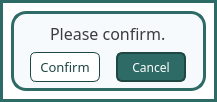
karlito20/AdoraFlowProject, file ui/confirm_dialog.ui: the form before one commit.
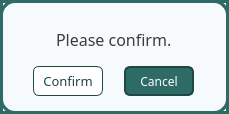
The form after the commit.

```diff
--- a/ui/confirm_dialog.ui
+++ b/ui/confirm_dialog.ui
@@ -9,8 +9,8 @@
    <rect>
     <x>0</x>
     <y>0</y>
-    <width>217</width>
-    <height>102</height>
+    <width>229</width>
+    <height>114</height>
    </rect>
   </property>
   <property name="palette">
@@ -494,6 +494,18 @@
    <bool>true</bool>
   </property>
   <layout class="QVBoxLayout" name="verticalLayout">
+   <property name="leftMargin">
+    <number>0</number>
+   </property>
+   <property name="topMargin">
+    <number>0</number>
+   </property>
+   <property name="rightMargin">
+    <number>0</number>
+   </property>
+   <property name="bottomMargin">
+    <number>0</number>
+   </property>
    <item>
     <widget class="QWidget" name="container" native="true">
      <property name="styleSheet">
@@ -504,6 +516,18 @@
 }	</string>
      </property>
      <layout class="QVBoxLayout" name="verticalLayout_2">
+      <property name="leftMargin">
+       <number>18</number>
+      </property>
+      <property name="topMargin">
+       <number>18</number>
+      </property>
+      <property name="rightMargin">
+       <number>18</number>
+      </property>
+      <property name="bottomMargin">
+       <number>18</number>
+      </property>
       <item alignment="Qt::AlignmentFlag::AlignHCenter">
        <widget class="QLabel" name="header_label">
         <property name="font">
```
